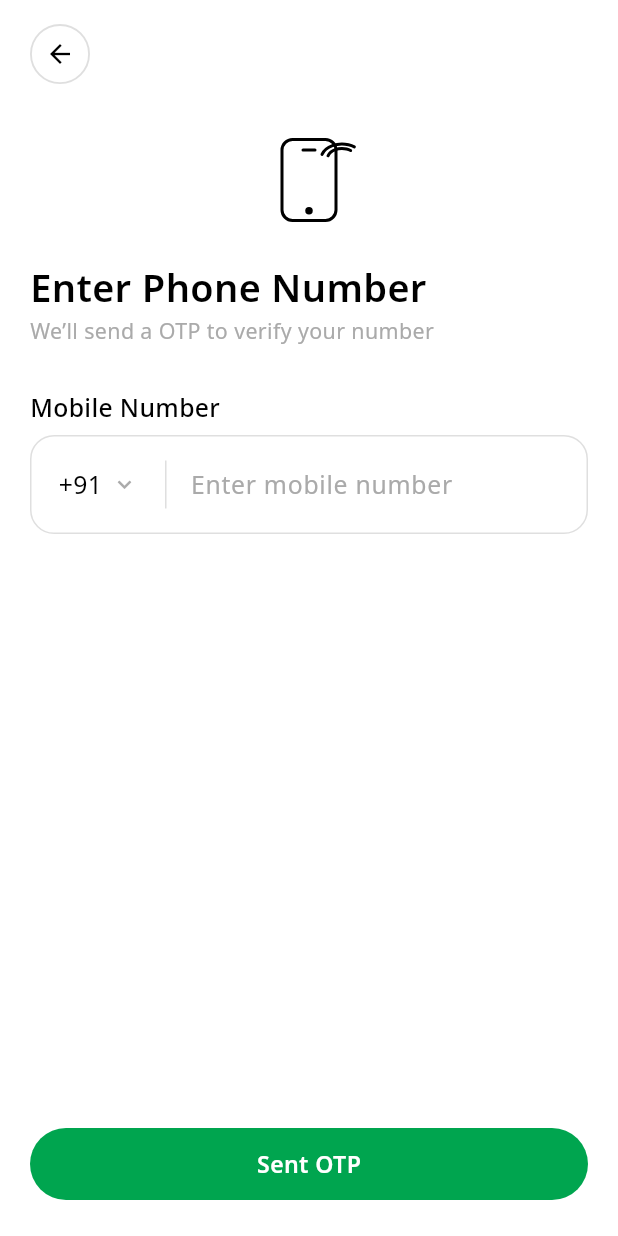
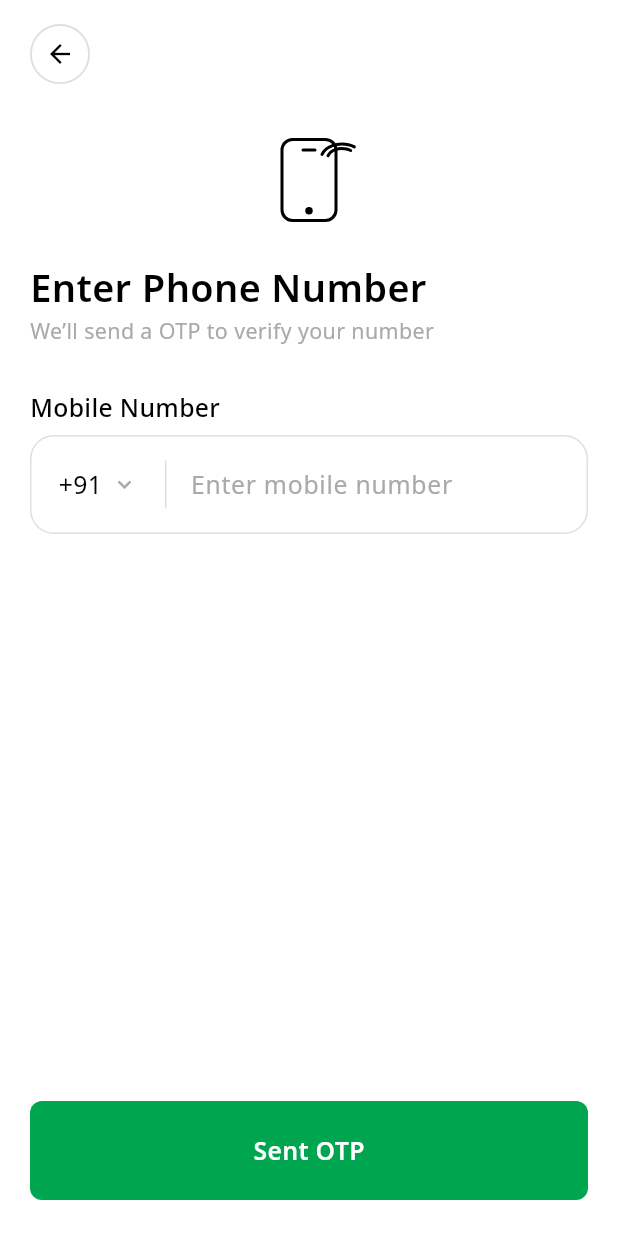
Before and after one commit to SHIDULPP/jamiat, a Flutter app: the screen it shows after launch, on a phone screen of 412 x 824 dp. Run offline on Flutter 3.47's test engine with Material 3 defaults, Android fonts, the phone set to English and light mode, and no system bars; our stand-ins replace flutter_riverpod, loading_indicator, shimmer.

Commit message:
changes in primary button

```diff
--- a/lib/src/interfaces/components/primarybutton.dart
+++ b/lib/src/interfaces/components/primarybutton.dart
@@ -1,20 +1,25 @@
 import 'package:flutter/material.dart';
 import 'package:jamiat/src/data/constants/color_constants.dart';
+import 'package:jamiat/src/data/constants/style_constants.dart';
 import 'package:jamiat/src/data/services/haptic_helper.dart';
 import 'package:jamiat/src/interfaces/components/loading_indicator.dart';
 
+/// Primary CTA matching Figma `Button/N` (Send OTP / Verify OTP).
+///
+/// Specs: height 66 · radius 8 · fill [kPrimaryColor] ·
+/// Noto Sans SemiBold 15 white · horizontal padding 16.
 Widget primaryButton({
   required String label,
   required VoidCallback? onPressed,
   Color labelColor = kWhite,
-  double fontSize = 14,
-  double buttonHeight = 48,
+  double fontSize = kSize15,
+  double buttonHeight = 66,
   bool isLoading = false,
   Color buttonColor = kPrimaryColor,
   Color sideColor = Colors.transparent,
   Widget? icon,
 }) {
-  final BorderRadius borderRadius = BorderRadius.circular(56);
+  final borderRadius = BorderRadius.circular(kCardRadiusSm);
 
   return SizedBox(
     height: buttonHeight,
@@ -69,14 +74,13 @@ class _InteractiveButtonState extends State<_InteractiveButton> {
 
   @override
   Widget build(BuildContext context) {
-    final bool isDisabled = widget.onPressed == null || widget.isLoading;
+    final isDisabled = widget.onPressed == null || widget.isLoading;
 
-    Color backgroundColor = widget.buttonColor;
-
+    var backgroundColor = widget.buttonColor;
     if (_isPressed) {
-      backgroundColor = widget.buttonColor.withOpacity(0.85);
+      backgroundColor = widget.buttonColor.withValues(alpha: 0.85);
     } else if (_isHovered) {
-      backgroundColor = widget.buttonColor.withOpacity(0.95);
+      backgroundColor = widget.buttonColor.withValues(alpha: 0.95);
     }
 
     return AnimatedScale(
@@ -85,44 +89,27 @@ class _InteractiveButtonState extends State<_InteractiveButton> {
       curve: Curves.easeOut,
       child: InkWell(
         borderRadius: widget.borderRadius,
-        splashColor: Colors.white.withOpacity(0.15),
+        splashColor: kWhite.withValues(alpha: 0.15),
         highlightColor: Colors.transparent,
-
         onTap: isDisabled ? null : widget.onPressed,
-
         onTapDown: (_) {
           if (!isDisabled) {
             HapticHelper.impact(HapticImpact.medium);
             setState(() => _isPressed = true);
           }
         },
-
-        onTapUp: (_) {
-          setState(() => _isPressed = false);
-        },
-
-        onTapCancel: () {
-          setState(() => _isPressed = false);
-        },
-
+        onTapUp: (_) => setState(() => _isPressed = false),
+        onTapCancel: () => setState(() => _isPressed = false),
         onLongPress: isDisabled
             ? null
-            : () {
-                HapticHelper.impact(HapticImpact.medium);
-              },
-
-        onHover: (value) {
-          setState(() => _isHovered = value);
-        },
-
+            : () => HapticHelper.impact(HapticImpact.medium),
+        onHover: (value) => setState(() => _isHovered = value),
         child: AnimatedContainer(
           duration: const Duration(milliseconds: 150),
-          padding: EdgeInsets.symmetric(
-            // horizontal: GlobalVariables.preferredLanguage == 'ml' ? 20 : 0,
-          ),
+          padding: const EdgeInsets.symmetric(horizontal: 16),
           decoration: BoxDecoration(
             color: isDisabled
-                ? widget.buttonColor.withOpacity(0.5)
+                ? widget.buttonColor.withValues(alpha: 0.5)
                 : backgroundColor,
             borderRadius: widget.borderRadius,
             border: Border.all(color: widget.sideColor),
@@ -130,25 +117,27 @@ class _InteractiveButtonState extends State<_InteractiveButton> {
           child: Center(
             child: widget.isLoading
                 ? const SizedBox(
-                    height: 20,
-                    width: 20,
-                    child: LoadingAnimation(loadingColor: kWhite),
+                    height: 22,
+                    width: 22,
+                    child: LoadingAnimation(size: 22, loadingColor: kWhite),
                   )
                 : Row(
                     mainAxisSize: MainAxisSize.min,
+                    mainAxisAlignment: MainAxisAlignment.center,
                     children: [
                       if (widget.icon != null) ...[
                         widget.icon!,
-                        const SizedBox(width: 8),
+                        const SizedBox(width: 10),
                       ],
-                      Text(
-                        widget.label,
-                        maxLines: 1,
-                        overflow: TextOverflow.ellipsis,
-                        style: TextStyle(
-                          fontWeight: FontWeight.w600,
-                          color: widget.labelColor,
-                          fontSize: widget.fontSize,
+                      Flexible(
+                        child: Text(
+                          widget.label,
+                          maxLines: 1,
+                          overflow: TextOverflow.ellipsis,
+                          style: kButtonLabelSB.copyWith(
+                            color: widget.labelColor,
+                            fontSize: widget.fontSize,
+                          ),
                         ),
                       ),
                     ],
```
